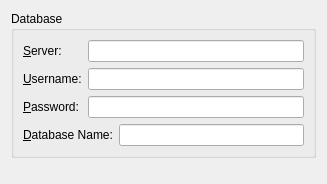
Above: squeeze/src/ui/prefs_db.ui from miguelchavez/lemonpos before the change. Below: the same form after it.
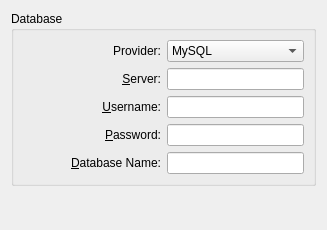
That is the form after the change.

```diff
--- a/squeeze/src/ui/prefs_db.ui
+++ b/squeeze/src/ui/prefs_db.ui
@@ -1,63 +1,96 @@
 <ui version="4.0" >
  <class>prefs_db</class>
- <widget class="QWidget" name="prefs_db" >
-  <property name="geometry" >
+ <widget class="QWidget" name="prefs_db">
+  <property name="geometry">
    <rect>
     <x>0</x>
     <y>0</y>
     <width>323</width>
-    <height>184</height>
+    <height>230</height>
    </rect>
   </property>
   <property name="windowTitle" >
    <string>Form</string>
   </property>
-  <layout class="QVBoxLayout" >
+  <layout class="QVBoxLayout" name="verticalLayout">
    <item>
-    <widget class="QGroupBox" name="groupBox" >
-     <property name="title" >
+    <widget class="QGroupBox" name="groupBox">
+     <property name="title">
       <string>Database</string>
      </property>
-     <layout class="QGridLayout" >
-      <item row="0" column="0" >
-       <widget class="QLabel" name="label" >
-        <property name="text" >
+     <layout class="QGridLayout" name="gridLayout">
+      <item row="0" column="0">
+       <widget class="QLabel" name="lbl_provider">
+        <property name="text">
+         <string>Provider:</string>
+        </property>
+        <property name="alignment">
+         <set>Qt::AlignRight|Qt::AlignTrailing|Qt::AlignVCenter</set>
+        </property>
+       </widget>
+      </item>
+      <item row="0" column="1">
+       <widget class="QComboBox" name="kcfg_editDBProvider">
+        <item>
+         <property name="text">
+          <string>MySQL</string>
+         </property>
+        </item>
+        <item>
+         <property name="text">
+          <string>PostgreSQL</string>
+         </property>
+        </item>
+       </widget>
+      </item>
+      <item row="1" column="0">
+       <widget class="QLabel" name="label">
+        <property name="text">
          <string>&amp;Server:</string>
         </property>
-        <property name="buddy" >
+        <property name="alignment">
+         <set>Qt::AlignRight|Qt::AlignTrailing|Qt::AlignVCenter</set>
+        </property>
+        <property name="buddy">
          <cstring>kcfg_editDBServer</cstring>
         </property>
        </widget>
       </item>
-      <item row="0" column="1" colspan="2" >
-       <widget class="QLineEdit" name="kcfg_editDBServer" />
+      <item row="1" column="1">
+       <widget class="QLineEdit" name="kcfg_editDBServer"/>
       </item>
-      <item row="1" column="0" >
-       <widget class="QLabel" name="label_2" >
-        <property name="text" >
+      <item row="2" column="0">
+       <widget class="QLabel" name="label_2">
+        <property name="text">
          <string>&amp;Username:</string>
         </property>
-        <property name="buddy" >
+        <property name="alignment">
+         <set>Qt::AlignRight|Qt::AlignTrailing|Qt::AlignVCenter</set>
+        </property>
+        <property name="buddy">
          <cstring>kcfg_editDBUsername</cstring>
         </property>
        </widget>
       </item>
-      <item row="1" column="1" colspan="2" >
-       <widget class="QLineEdit" name="kcfg_editDBUsername" />
+      <item row="2" column="1">
+       <widget class="QLineEdit" name="kcfg_editDBUsername"/>
       </item>
-      <item row="2" column="0" >
-       <widget class="QLabel" name="label_3" >
-        <property name="text" >
+      <item row="3" column="0">
+       <widget class="QLabel" name="label_3">
+        <property name="text">
          <string>&amp;Password:</string>
         </property>
-        <property name="buddy" >
+        <property name="alignment">
+         <set>Qt::AlignRight|Qt::AlignTrailing|Qt::AlignVCenter</set>
+        </property>
+        <property name="buddy">
          <cstring>kcfg_editDBPassword</cstring>
         </property>
        </widget>
       </item>
-      <item row="2" column="1" colspan="2" >
-       <widget class="QLineEdit" name="kcfg_editDBPassword" >
-        <property name="inputMask" >
+      <item row="3" column="1">
+       <widget class="QLineEdit" name="kcfg_editDBPassword">
+        <property name="inputMask">
          <string/>
         </property>
         <property name="echoMode" >
@@ -65,10 +98,10 @@
         </property>
        </widget>
       </item>
-      <item row="3" column="0" colspan="2" >
-       <widget class="QLabel" name="label_4" >
-        <property name="sizePolicy" >
-         <sizepolicy vsizetype="Minimum" hsizetype="MinimumExpanding" >
+      <item row="4" column="0">
+       <widget class="QLabel" name="label_4">
+        <property name="sizePolicy">
+         <sizepolicy hsizetype="MinimumExpanding" vsizetype="Minimum">
           <horstretch>0</horstretch>
           <verstretch>0</verstretch>
          </sizepolicy>
@@ -76,13 +109,16 @@
         <property name="text" >
          <string>&amp;Database Name:</string>
         </property>
-        <property name="buddy" >
+        <property name="alignment">
+         <set>Qt::AlignRight|Qt::AlignTrailing|Qt::AlignVCenter</set>
+        </property>
+        <property name="buddy">
          <cstring>kcfg_editDBName</cstring>
         </property>
        </widget>
       </item>
-      <item row="3" column="2" >
-       <widget class="QLineEdit" name="kcfg_editDBName" />
+      <item row="4" column="1">
+       <widget class="QLineEdit" name="kcfg_editDBName"/>
       </item>
      </layout>
     </widget>
```
Left out of the diff: 13 changed lines with no effect on the pictures.
